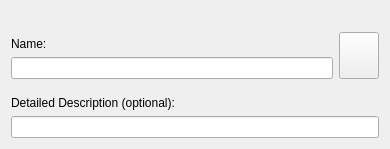
This is src/tagcloud/newtagdialog.ui in KDE/dolphin as Qt 5 draws it before an edit. The edited form follows.
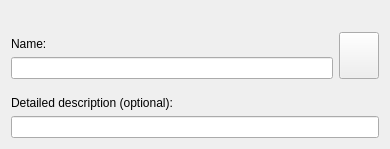
This is the edited form. Icons and pictures are not drawn. Custom widgets are drawn as their Qt base class.

Diff of the .ui file:
```diff
--- a/src/tagcloud/newtagdialog.ui
+++ b/src/tagcloud/newtagdialog.ui
@@ -79,7 +79,7 @@
    <item>
     <widget class="QLabel" name="label" >
      <property name="text" >
-      <string comment="@label">Detailed Description (optional):</string>
+      <string comment="@label">Detailed description (optional):</string>
      </property>
     </widget>
    </item>
```
